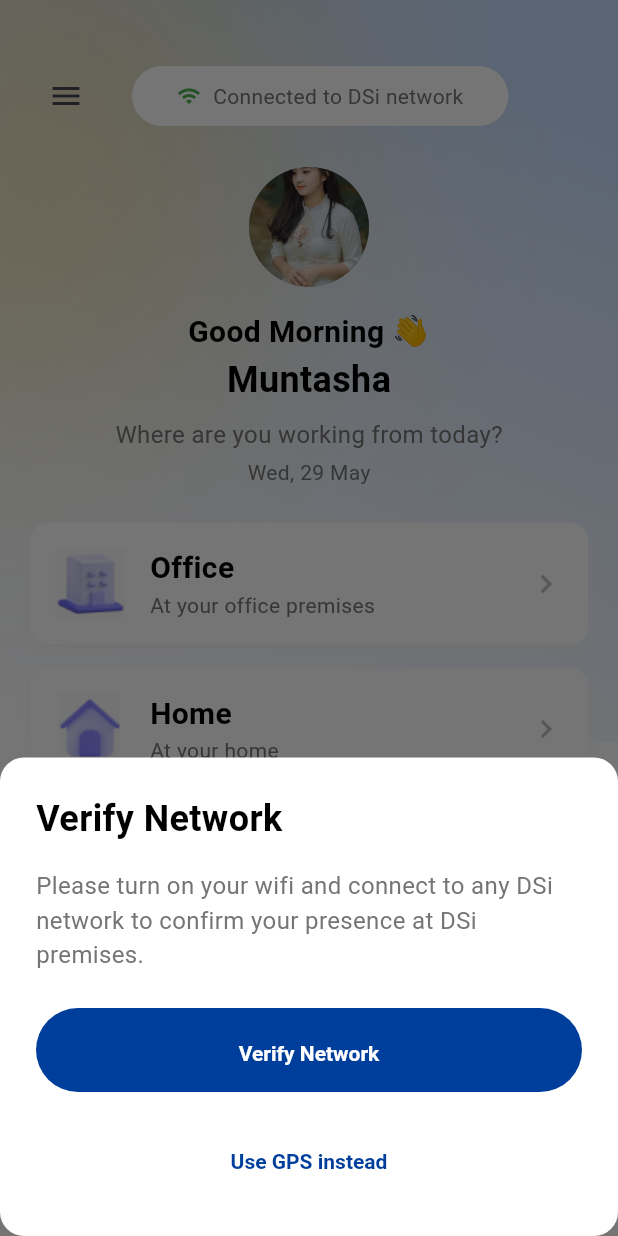
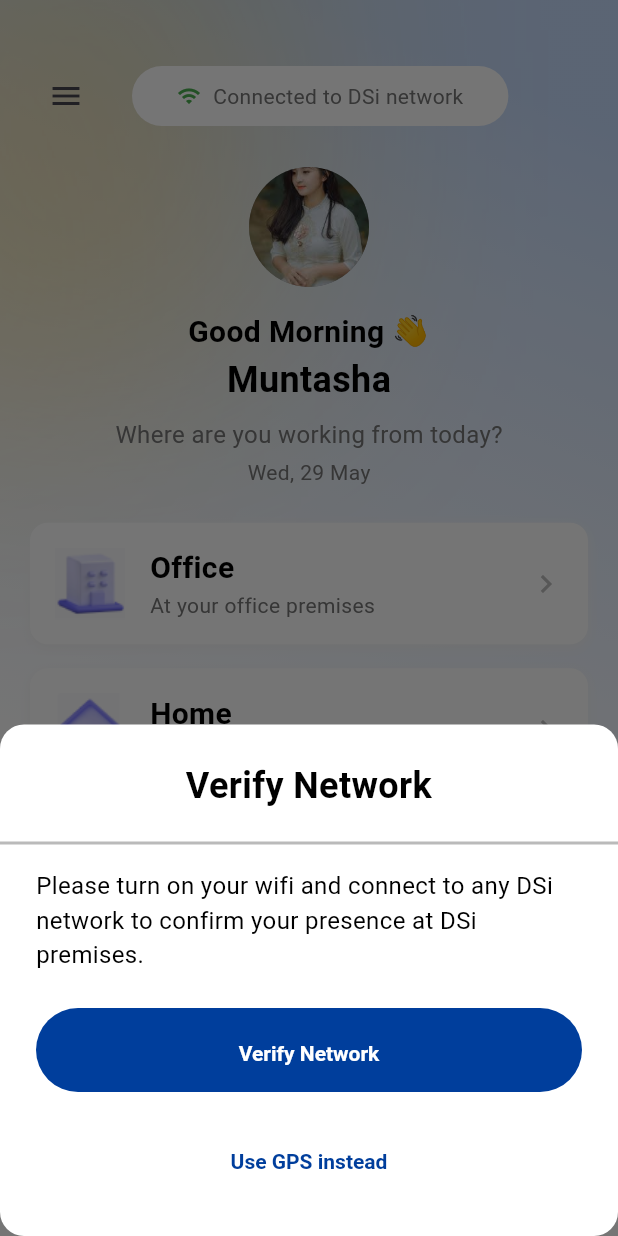
Before and after one commit to kabbo25/new_design, a Flutter app: the screen it shows after launch, after a tap on "Office", on a phone screen of 412 x 824 dp. Run offline on Flutter 3.47's test engine with Material 3 defaults, Android fonts, the phone set to English and light mode, and no system bars; our stand-ins replace connectivity_plus, flutter_svg, gap, go_router, permission_handler; missing offline and left inert: gif_view, network_info_plus; project files that could hold a hidden picture were left out.

Commit message:
added location modal

```diff
--- /dev/null
+++ b/devtools_options.yaml
@@ -0,0 +1,3 @@
+description: This file stores settings for Dart & Flutter DevTools.
+documentation: https://docs.flutter.dev/tools/devtools/extensions#configure-extension-enablement-states
+extensions:
--- a/lib/features/edit_working_hour/view/pages/last_working_day_modal.dart
+++ b/lib/features/edit_working_hour/view/pages/last_working_day_modal.dart
@@ -60,9 +60,9 @@ class _LastWorkingDayModalContent extends StatelessWidget {
             style: AppTextStyles.subtitle1,
           ),
           _buildTimeWheels(context, viewModel),
-          const SizedBox(height: 32),
+          const Gap(32),
           _buildSaveButton(context, viewModel),
-          const SizedBox(height: 16),
+          const Gap(16),
         ],
       ),
     );
--- a/lib/features/edit_working_hour/view/widgets/time_type_selector.dart
+++ b/lib/features/edit_working_hour/view/widgets/time_type_selector.dart
@@ -1,4 +1,5 @@
 import 'package:flutter/material.dart';
+import 'package:gap/gap.dart';
 import 'package:new_design/theme/app_palette.dart';
 import 'package:new_design/theme/app_text_styles.dart';
 
@@ -23,7 +24,7 @@ class TimeTypeSelector extends StatelessWidget {
           isSelected: isStartTime,
           onTap: onStartTimeSelected,
         ),
-        const SizedBox(width: 12),
+        const Gap(12),
         _buildTypeButton(
           title: 'Finished at',
           isSelected: !isStartTime,
--- a/lib/features/office_page/view/widgets/network_verification_modal.dart
+++ b/lib/features/office_page/view/widgets/network_verification_modal.dart
@@ -1,4 +1,5 @@
 import 'package:flutter/material.dart';
+import 'package:gap/gap.dart';
 import 'package:new_design/theme/app_button_styles.dart';
 import 'package:new_design/theme/app_palette.dart';
 import 'package:new_design/theme/app_text_styles.dart';
@@ -18,7 +19,7 @@ class NetworkVerificationModal extends StatelessWidget {
   @override
   Widget build(BuildContext context) {
     return Container(
-      padding: const EdgeInsets.all(24),
+      padding: const EdgeInsets.symmetric(vertical: 24),
       decoration: BoxDecoration(
         color: AppPalette.background,
         borderRadius: BorderRadius.circular(16),
@@ -30,15 +31,29 @@ class NetworkVerificationModal extends StatelessWidget {
           const Text(
             'Verify Network',
             style: AppTextStyles.heading1,
-            textAlign: TextAlign.left,
+            textAlign: TextAlign.center,
           ),
-          const SizedBox(height: 16),
-          const Text(
+          const Gap(20),
+          Container(
+            width: double.infinity,
+            height: 2,
+            color: AppPalette.textSecondary.withOpacity(0.5),
+          ),
+          const Gap(16),
+          Padding(
+            padding: const EdgeInsets.symmetric(horizontal: 24),
+            child: Text(
               'Please turn on your wifi and connect to any DSi network to confirm your presence at DSi premises.',
-            style: AppTextStyles.subtitle1,
+              style: AppTextStyles.customStyle(
+                AppTextStyles.subtitle1,
+                color: AppPalette.textPrimary,
+              ),
+            ),
           ),
           const SizedBox(height: 24),
-          ElevatedButton(
+          Padding(
+            padding: const EdgeInsets.symmetric(horizontal: 24),
+            child: ElevatedButton(
               onPressed: isLoading ? null : onVerifyNetwork,
               style: AppButtonStyles.elevatedButton,
               child: isLoading
@@ -47,14 +62,15 @@ class NetworkVerificationModal extends StatelessWidget {
                       width: 20,
                       child: CircularProgressIndicator(
                         strokeWidth: 2,
-                      valueColor:
-                          AlwaysStoppedAnimation<Color>(AppPalette.background),
+                        valueColor: AlwaysStoppedAnimation<Color>(
+                            AppPalette.background),
                       ),
                     )
                   : Text(
                       'Verify Network',
                       style: AppTextStyles.buttonText.copyWith(
                         color: AppPalette.background,
+                      ),
                     ),
             ),
           ),
--- a/lib/features/start_page/view/widgets/bottom_nav_item.dart
+++ b/lib/features/start_page/view/widgets/bottom_nav_item.dart
@@ -1,5 +1,6 @@
 import 'package:flutter/material.dart';
 import 'package:flutter_svg/svg.dart';
+import 'package:gap/gap.dart';
 
 class BottomNavItem extends StatelessWidget {
   final String svgPath;
@@ -28,7 +29,7 @@ class BottomNavItem extends StatelessWidget {
             height: 20,
             // You can change the color based on selection
           ),
-          const SizedBox(height: 4),
+          const Gap(4),
           Text(
             label,
             style: TextStyle(
--- a/lib/features/start_page/view/widgets/last_working_day_card.dart
+++ b/lib/features/start_page/view/widgets/last_working_day_card.dart
@@ -27,8 +27,8 @@ class LastWorkingDayCard extends StatelessWidget {
           Column(
             crossAxisAlignment: CrossAxisAlignment.start,
             children: [
-              Text('Last working day', style: AppTextStyles.heading2),
-              const SizedBox(height: 4),
+              const Text('Last working day', style: AppTextStyles.heading2),
+              const Gap(4),
               Text(
                 '${lastWorkingDay.location} • ${_formatDate(lastWorkingDay.date)} • ${_formatTime(lastWorkingDay.time)}',
                 style: AppTextStyles.subtitle2,
@@ -42,7 +42,7 @@ class LastWorkingDayCard extends StatelessWidget {
               children: [
                 SvgPicture.asset(Assets.svgsEdit),
                 const Gap(8),
-                Text('Edit', style: AppTextStyles.buttonText),
+                const Text('Edit', style: AppTextStyles.buttonText),
               ],
             ),
           ),
--- a/lib/features/start_page/view/widgets/location_option.dart
+++ b/lib/features/start_page/view/widgets/location_option.dart
@@ -1,4 +1,5 @@
 import 'package:flutter/material.dart';
+import 'package:gap/gap.dart';
 
 import '../../../../theme/app_decorations.dart';
 import '../../../../theme/app_text_styles.dart';
@@ -28,7 +29,7 @@ class LocationOption extends StatelessWidget {
               width: 48,
               height: 48,
             ),
-            const SizedBox(width: 16),
+            const Gap(16),
             Expanded(
               child: Column(
                 crossAxisAlignment: CrossAxisAlignment.start,
--- a/lib/features/start_page/view/widgets/location_options_section.dart
+++ b/lib/features/start_page/view/widgets/location_options_section.dart
@@ -37,7 +37,7 @@ class LocationOptionsSection extends StatelessWidget {
                       return NetworkVerificationModal(
                         isLoading: viewModel.state.isLoading,
                         onVerifyNetwork: () => viewModel.verifyNetwork(context),
-                        onUseGPS: () => viewModel.verifyGPS(),
+                        onUseGPS: () => viewModel.verifyGPS(context),
                       );
                     },
                   ),
--- a/lib/features/start_page/view/widgets/network_status_bar.dart
+++ b/lib/features/start_page/view/widgets/network_status_bar.dart
@@ -1,4 +1,5 @@
 import 'package:flutter/material.dart';
+import 'package:gap/gap.dart';
 
 import '../../../../theme/app_palette.dart';
 import '../../../../theme/app_text_styles.dart';
@@ -25,7 +26,7 @@ class NetworkStatusBar extends StatelessWidget {
           child: const Row(
             children: [
               Icon(Icons.wifi, size: 16, color: AppPalette.success),
-              SizedBox(width: 8),
+              Gap( 8),
               Text(
                 'Connected to DSi network',
                 style: AppTextStyles.subtitle2,
--- a/lib/features/start_page/view/widgets/user_profile_section.dart
+++ b/lib/features/start_page/view/widgets/user_profile_section.dart
@@ -1,4 +1,5 @@
 import 'package:flutter/material.dart';
+import 'package:gap/gap.dart';
 import 'package:new_design/generated/assets.dart';
 
 import '../../../../theme/app_text_styles.dart';
@@ -16,7 +17,7 @@ class UserProfileSection extends StatelessWidget {
             backgroundColor: Colors.grey,
             backgroundImage: AssetImage(Assets.jpgProfilePic),
           ),
-          SizedBox(height: 16),
+          Gap(16),
           Row(
             mainAxisAlignment: MainAxisAlignment.center,
             children: [
@@ -25,12 +26,12 @@ class UserProfileSection extends StatelessWidget {
             ],
           ),
           Text('Muntasha', style: AppTextStyles.heading1),
-          SizedBox(height: 8),
+          Gap(8),
           Text(
             'Where are you working from today?',
             style: AppTextStyles.subtitle1,
           ),
-          SizedBox(height: 4),
+          Gap(4),
           Text(
             'Wed, 29 May',
             style: AppTextStyles.subtitle2,
--- a/lib/theme/app_text_styles.dart
+++ b/lib/theme/app_text_styles.dart
@@ -31,4 +31,20 @@ class AppTextStyles {
     height: 24 / 14,
     color: AppPalette.primary,
   );
+
+  // Single method to customize any text style
+  static TextStyle customStyle(
+    TextStyle baseStyle, {
+    Color? color,
+    FontWeight? weight,
+    double? fontSize,
+    double? height,
+  }) {
+    return baseStyle.copyWith(
+      color: color,
+      fontWeight: weight,
+      fontSize: fontSize,
+      height: height,
+    );
+  }
 }
```
Also changed, not shown: lib/features/office_page/view/pages/attendance_error.dart (+4 -4 lines), lib/features/office_page/view/pages/attendence_success.dart (+4 -3 lines), lib/features/office_page/view/pages/location_modal.dart (added, +88 -0 lines), lib/features/office_page/view/pages/wifi_connected.dart (+27 -15 lines), lib/features/office_page/viewmodel/network_verification_viewmodel.dart (+14 -15 lines). Lines whose indentation alone changed are shown as unchanged.
